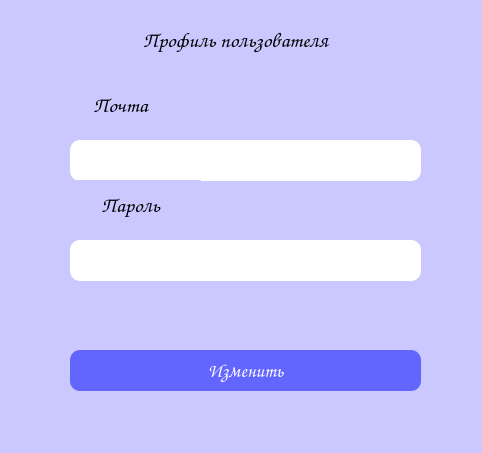
Old version of the form client/ui/profilePage.ui in the repository dashaPima/el-library.
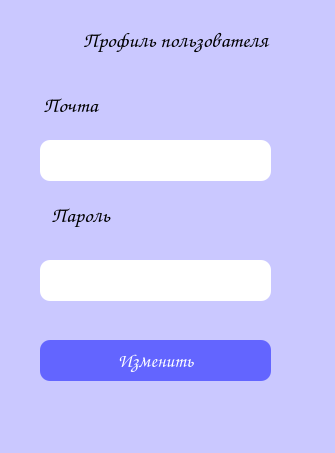
New version of the form.

```diff
--- a/client/ui/profilePage.ui
+++ b/client/ui/profilePage.ui
@@ -6,7 +6,7 @@
    <rect>
     <x>0</x>
     <y>0</y>
-    <width>482</width>
+    <width>335</width>
     <height>453</height>
    </rect>
   </property>
@@ -20,7 +20,7 @@
    <widget class="QLabel" name="label">
     <property name="geometry">
      <rect>
-      <x>60</x>
+      <x>0</x>
       <y>10</y>
       <width>351</width>
       <height>61</height>
@@ -30,8 +30,7 @@
      <font>
       <family>Comic Sans MS</family>
       <pointsize>16</pointsize>
-      <weight>50</weight>
-      <bold>false</bold>
+      <bold>true</bold>
      </font>
     </property>
     <property name="text">
@@ -44,9 +43,9 @@
    <widget class="QPushButton" name="applyFilters">
     <property name="geometry">
      <rect>
-      <x>70</x>
-      <y>350</y>
-      <width>351</width>
+      <x>40</x>
+      <y>340</y>
+      <width>231</width>
       <height>41</height>
      </rect>
     </property>
@@ -68,9 +67,9 @@
    <widget class="QLineEdit" name="email">
     <property name="geometry">
      <rect>
-      <x>70</x>
+      <x>40</x>
       <y>140</y>
-      <width>351</width>
+      <width>231</width>
       <height>41</height>
      </rect>
     </property>
@@ -91,9 +90,9 @@
    <widget class="QLineEdit" name="password">
     <property name="geometry">
      <rect>
-      <x>70</x>
-      <y>240</y>
-      <width>351</width>
+      <x>40</x>
+      <y>260</y>
+      <width>231</width>
       <height>41</height>
      </rect>
     </property>
@@ -114,7 +113,7 @@
    <widget class="QLabel" name="label_2">
     <property name="geometry">
      <rect>
-      <x>50</x>
+      <x>0</x>
       <y>80</y>
       <width>141</width>
       <height>51</height>
@@ -124,7 +123,6 @@
      <font>
       <family>Comic Sans MS</family>
       <pointsize>16</pointsize>
-      <weight>50</weight>
       <bold>false</bold>
      </font>
     </property>
@@ -138,8 +136,8 @@
    <widget class="QLabel" name="label_3">
     <property name="geometry">
      <rect>
-      <x>60</x>
-      <y>180</y>
+      <x>10</x>
+      <y>190</y>
       <width>141</width>
       <height>51</height>
      </rect>
@@ -148,7 +146,6 @@
      <font>
       <family>Comic Sans MS</family>
       <pointsize>16</pointsize>
-      <weight>50</weight>
       <bold>false</bold>
      </font>
     </property>
```
Left out of the diff: 4 changed lines with no effect on the pictures.
